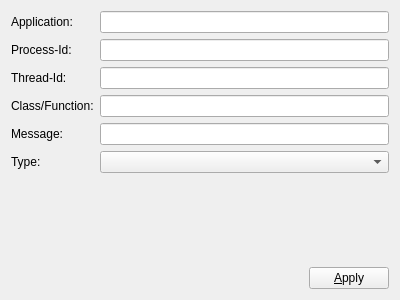
Qt form gui/filterform.ui (froglogic/tracetool) before a commit.
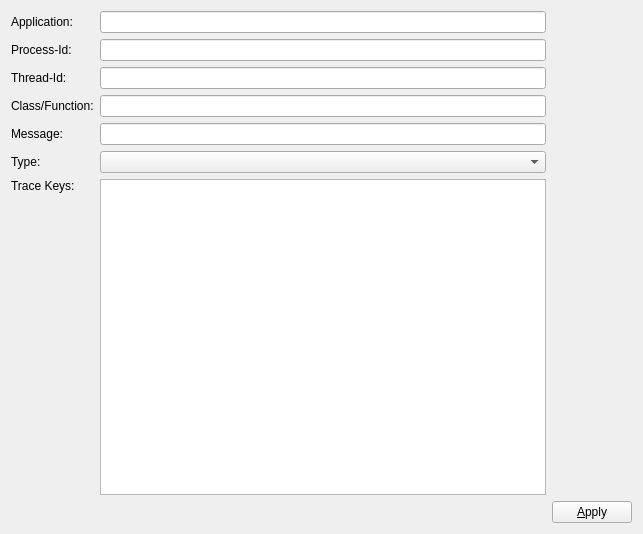
The same form after that commit.

Commit message:
Make it possible to inspect and configure trace keys via the GUI
This patch adds a new control to the 'Filter' page which shows all the
trace keys stored in the trace file. The items can be checked and unchecked,
which is going to affect the filtering. For now it has no effect.

The texts shown in the GUI are the same keys which are specified using the
_KEY macros in the application. We might want a mapping lateron in case the
internal keys are too cryptic, so that users can assign a more readable
name in the GUI.

What changed in the file:
```diff
--- a/gui/filterform.ui
+++ b/gui/filterform.ui
@@ -6,16 +6,14 @@
    <rect>
     <x>0</x>
     <y>0</y>
-    <width>400</width>
-    <height>300</height>
+    <width>643</width>
+    <height>534</height>
    </rect>
   </property>
   <property name="windowTitle">
    <string>View Filter</string>
   </property>
   <layout class="QGridLayout" name="gridLayout">
-   <item row="0" column="0" colspan="2">
-    <layout class="QFormLayout" name="formLayout">
      <item row="0" column="0">
       <widget class="QLabel" name="appLabel">
        <property name="text">
@@ -33,6 +31,9 @@
        </property>
       </widget>
      </item>
+   <item row="1" column="1">
+    <widget class="QLineEdit" name="pidEdit"/>
+   </item>
      <item row="2" column="0">
       <widget class="QLabel" name="threadIdLabel">
        <property name="text">
@@ -40,6 +41,9 @@
        </property>
       </widget>
      </item>
+   <item row="2" column="1">
+    <widget class="QLineEdit" name="tidEdit"/>
+   </item>
      <item row="3" column="0">
       <widget class="QLabel" name="functionLabel">
        <property name="text">
@@ -47,6 +51,9 @@
        </property>
       </widget>
      </item>
+   <item row="3" column="1">
+    <widget class="QLineEdit" name="funcEdit"/>
+   </item>
      <item row="4" column="0">
       <widget class="QLabel" name="messageLabel">
        <property name="text">
@@ -54,31 +61,30 @@
        </property>
       </widget>
      </item>
-     <item row="6" column="0">
+   <item row="4" column="1">
+    <widget class="QLineEdit" name="messageEdit"/>
+   </item>
+   <item row="5" column="0">
       <widget class="QLabel" name="typeLabel">
        <property name="text">
         <string>Type:</string>
        </property>
       </widget>
      </item>
-     <item row="6" column="1">
+   <item row="5" column="1">
       <widget class="QComboBox" name="typeCombo"/>
      </item>
-     <item row="1" column="1">
-      <widget class="QLineEdit" name="pidEdit"/>
-     </item>
-     <item row="2" column="1">
-      <widget class="QLineEdit" name="tidEdit"/>
-     </item>
-     <item row="3" column="1">
-      <widget class="QLineEdit" name="funcEdit"/>
-     </item>
-     <item row="4" column="1">
-      <widget class="QLineEdit" name="messageEdit"/>
-     </item>
-    </layout>
-   </item>
-   <item row="1" column="0">
+   <item row="6" column="0">
+    <widget class="QLabel" name="label">
+     <property name="text">
+      <string>Trace Keys:</string>
+     </property>
+     <property name="alignment">
+      <set>Qt::AlignLeading|Qt::AlignLeft|Qt::AlignTop</set>
+     </property>
+    </widget>
+   </item>
+   <item row="8" column="0" colspan="2">
     <spacer name="horizontalSpacer">
      <property name="orientation">
       <enum>Qt::Horizontal</enum>
@@ -91,7 +97,14 @@
      </property>
     </spacer>
    </item>
-   <item row="1" column="1">
+   <item row="6" column="1">
+    <widget class="QListWidget" name="traceKeyList">
+     <property name="uniformItemSizes">
+      <bool>true</bool>
+     </property>
+    </widget>
+   </item>
+   <item row="8" column="2">
     <widget class="QPushButton" name="applyButton">
      <property name="text">
       <string>&amp;Apply</string>
```
Lines whose indentation alone changed are shown as unchanged. The commit also changes 5 other files.
